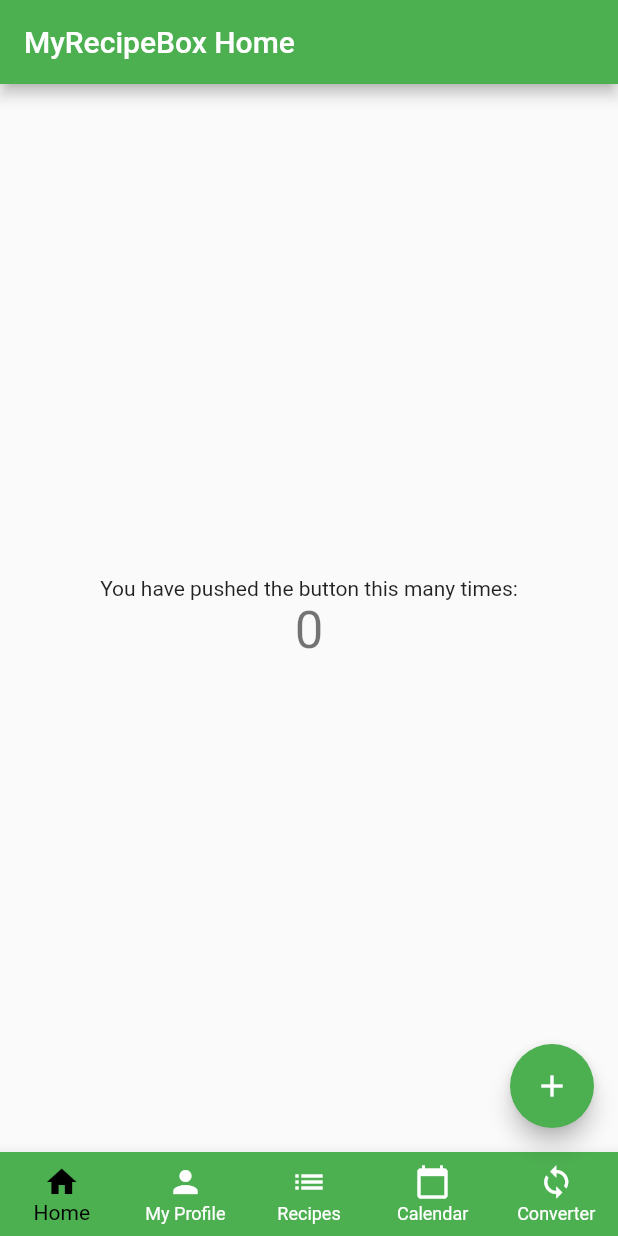
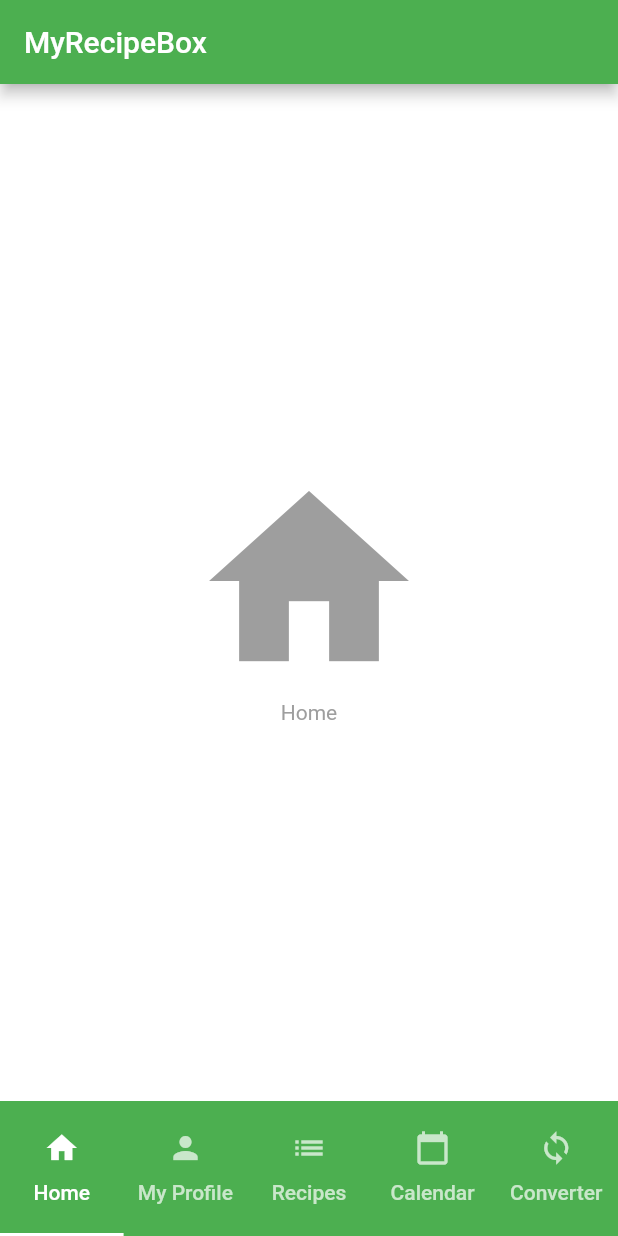
Before and after one commit to IvanESanchez/Group23LP, a Flutter app: the screen it shows after launch, on a phone screen of 412 x 824 dp. Run offline on Flutter 3.47's test engine with Material 2 defaults, Android fonts, the phone set to English and light mode, and no system bars.

Commit message:
Added placeholder files for each page

```diff
--- /dev/null
+++ b/flutter_project/my_recipe_box/lib/home.dart
@@ -0,0 +1,29 @@
+import 'package:flutter/material.dart';
+
+class Home extends StatelessWidget {
+  @override
+  Widget build(BuildContext context) {
+    return Scaffold(
+      backgroundColor: Colors.white,
+      body: Container(
+        child: Center(
+          child: Column(
+            // center the children
+            mainAxisAlignment: MainAxisAlignment.center,
+            children: <Widget>[
+              Icon(
+                Icons.home,
+                size: 160.0,
+                color: Colors.grey,
+              ),
+              Text(
+                "Home",
+                style: TextStyle(color: Colors.grey),
+              )
+            ],
+          ),
+        ),
+      ),
+    );
+  }
+}
--- a/flutter_project/my_recipe_box/lib/main.dart
+++ b/flutter_project/my_recipe_box/lib/main.dart
@@ -1,136 +1,95 @@
 import 'package:flutter/material.dart';
+import 'package:my_recipe_box/home.dart';
+import 'package:my_recipe_box/myprofile.dart';
+import 'package:my_recipe_box/recipes.dart';
+import 'package:my_recipe_box/calendar.dart';
+import 'package:my_recipe_box/converter.dart';
 
-void main() => runApp(MyApp());
-
-class MyApp extends StatelessWidget {
-  // This widget is the root of your application.
-  @override
-  Widget build(BuildContext context) {
-    return MaterialApp(
-      title: 'MyRecipeBox',
-      theme: ThemeData(
-        // TODO: use this link to create a scrollable interface w/ header:
-        //  https://medium.com/flutter-community/how-to-code-a-dynamic-header-in-flutter-e171ec2231bf
-        primarySwatch: Colors.green,
-      ),
-      home: MyHomePage(title: 'MyRecipeBox Home'),
-    );
-  }
+void main() {
+  runApp(MaterialApp(
+    // Title
+      title: "MyRecipeBox",
+      // Home
+      home: MyHome()));
 }
 
-class MyHomePage extends StatefulWidget {
-  MyHomePage({Key key, this.title}) : super(key: key);
+class MyHome extends StatefulWidget {
+  @override
+  MyHomeState createState() => MyHomeState();
+}
 
-  // This widget is the home page of your application. It is stateful, meaning
-  // that it has a State object (defined below) that contains fields that affect
-  // how it looks.
-
-  // This class is the configuration for the state. It holds the values (in this
-  // case the title) provided by the parent (in this case the App widget) and
-  // used by the build method of the State. Fields in a Widget subclass are
-  // always marked "final".
-
-  final String title;
+// SingleTickerProviderStateMixin is used for animation
+class MyHomeState extends State<MyHome> with SingleTickerProviderStateMixin {
+  // Create a tab controller
+  TabController controller;
 
   @override
-  _MyHomePageState createState() => _MyHomePageState();
-}
+  void initState() {
+    super.initState();
 
-class _MyHomePageState extends State<MyHomePage> {
-  int _counter = 0;
+    // Initialize the Tab Controller
+    controller = TabController(length: 5, vsync: this);
+  }
 
-  void _incrementCounter() {
-    setState(() {
-      // This call to setState tells the Flutter framework that something has
-      // changed in this State, which causes it to rerun the build method below
-      // so that the display can reflect the updated values. If we changed
-      // _counter without calling setState(), then the build method would not be
-      // called again, and so nothing would appear to happen.
-      _counter++;
-    });
+  @override
+  void dispose() {
+    // Dispose of the Tab Controller
+    controller.dispose();
+    super.dispose();
   }
 
   @override
   Widget build(BuildContext context) {
-    // This method is rerun every time setState is called, for instance as done
-    // by the _incrementCounter method above.
-    //
-    // The Flutter framework has been optimized to make rerunning build methods
-    // fast, so that you can just rebuild anything that needs updating rather
-    // than having to individually change instances of widgets.
     return Scaffold(
+      // Appbar
       appBar: AppBar(
-        // Here we take the value from the MyHomePage object that was created by
-        // the App.build method, and use it to set our appbar title.
-        title: Text(widget.title),
+        // Title
+        title: Text("MyRecipeBox"),
+        // Set the background color of the App Bar
+        backgroundColor: Colors.green,
       ),
-      body: Center(
-        // Center is a layout widget. It takes a single child and positions it
-        // in the middle of the parent.
-        child: Column(
-          // Column is also a layout widget. It takes a list of children and
-          // arranges them vertically. By default, it sizes itself to fit its
-          // children horizontally, and tries to be as tall as its parent.
-          //
-          // Invoke "debug painting" (press "p" in the console, choose the
-          // "Toggle Debug Paint" action from the Flutter Inspector in Android
-          // Studio, or the "Toggle Debug Paint" command in Visual Studio Code)
-          // to see the wireframe for each widget.
-          //
-          // Column has various properties to control how it sizes itself and
-          // how it positions its children. Here we use mainAxisAlignment to
-          // center the children vertically; the main axis here is the vertical
-          // axis because Columns are vertical (the cross axis would be
-          // horizontal).
-          mainAxisAlignment: MainAxisAlignment.center,
-          children: <Widget>[
-            Text(
-              'You have pushed the button this many times:',
+      // Set the TabBar view as the body of the Scaffold
+      body: TabBarView(
+        // Add tabs as widgets
+        children: <Widget>[Home(), MyProfile(), Recipes(), Calendar(), Converter()],
+        // set the controller
+        controller: controller,
+      ),
+      // Set the bottom navigation bar
+      bottomNavigationBar: Material(
+        // set the color of the bottom navigation bar
+        color: Colors.green,
+        // set the tab bar as the child of bottom navigation bar
+        child: TabBar(
+          tabs: <Tab>[
+            Tab(
+              // set icon to the tab
+              icon: Icon(Icons.home),
+              text: 'Home',
             ),
-            Text(
-              '$_counter',
-              style: Theme.of(context).textTheme.display1,
+            Tab(
+              icon: Icon(Icons.person),
+              text: 'My Profile',
+            ),
+            Tab(
+              icon: Icon(Icons.list),
+              text: 'Recipes',
+            ),
+            Tab(
+              icon: Icon(Icons.calendar_today),
+              text: 'Calendar',
+            ),
+            Tab(
+              icon: Icon(Icons.loop),
+              text: 'Converter',
             ),
           ],
+          // setup the controller
+          controller: controller,
+
+          labelPadding: const EdgeInsets.all(8.0),
+          indicatorColor: Colors.white, // this sets the color for the glowing line under the current tab
         ),
-      ),
-      floatingActionButton: FloatingActionButton(
-        onPressed: _incrementCounter,
-        tooltip: 'Increment',
-        child: Icon(Icons.add),
-      ), // This trailing comma makes auto-formatting nicer for build methods.
-
-      // NOTE:
-      // for help, consult https://api.flutter.dev/flutter/material/BottomNavigationBar/BottomNavigationBar.html
-      bottomNavigationBar: BottomNavigationBar(
-        backgroundColor: Colors.green,
-        selectedItemColor: Colors.black,
-        unselectedItemColor: Colors.white,
-        currentIndex: 0, // this will be set when a new tab is tapped
-        //iconSize: 10.0,
-          type: BottomNavigationBarType.fixed,
-          items: [
-          BottomNavigationBarItem(
-            icon: new Icon(Icons.home),
-            title: new Text('Home'), // NOTE: for icon help, consult https://api.flutter.dev/flutter/material/Icons-class.html
-          ),
-          BottomNavigationBarItem(
-            icon: new Icon(Icons.person),
-            title: new Text('My Profile'),
-          ),
-          BottomNavigationBarItem(
-            icon: new Icon(Icons.list),
-            title: new Text('Recipes')
-          ),
-          BottomNavigationBarItem(
-            icon: new Icon(Icons.calendar_today),
-            title: new Text('Calendar')
-          ),
-          BottomNavigationBarItem(
-            icon: new Icon(Icons.loop),
-            title: new Text('Converter')
-          )
-        ],
       ),
     );
   }
```
Also changed, not shown: flutter_project/my_recipe_box/lib/calendar.dart (added, +29 -0 lines), flutter_project/my_recipe_box/lib/converter.dart (added, +29 -0 lines), flutter_project/my_recipe_box/lib/myprofile.dart (added, +29 -0 lines), flutter_project/my_recipe_box/lib/recipes.dart (added, +29 -0 lines).
